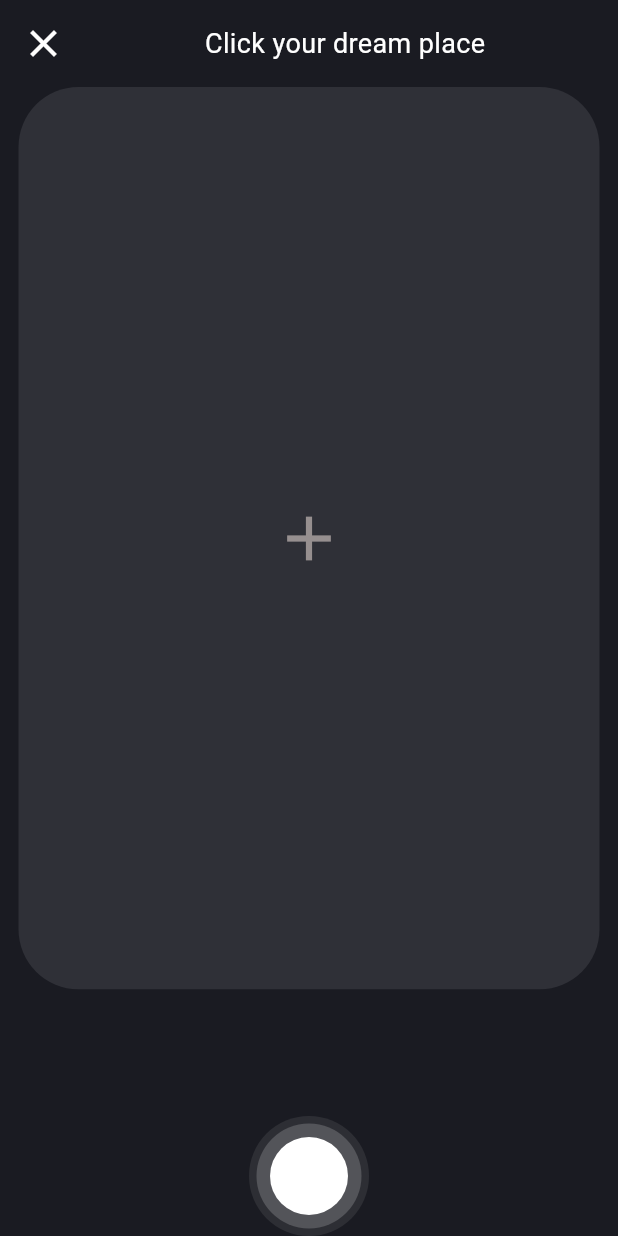
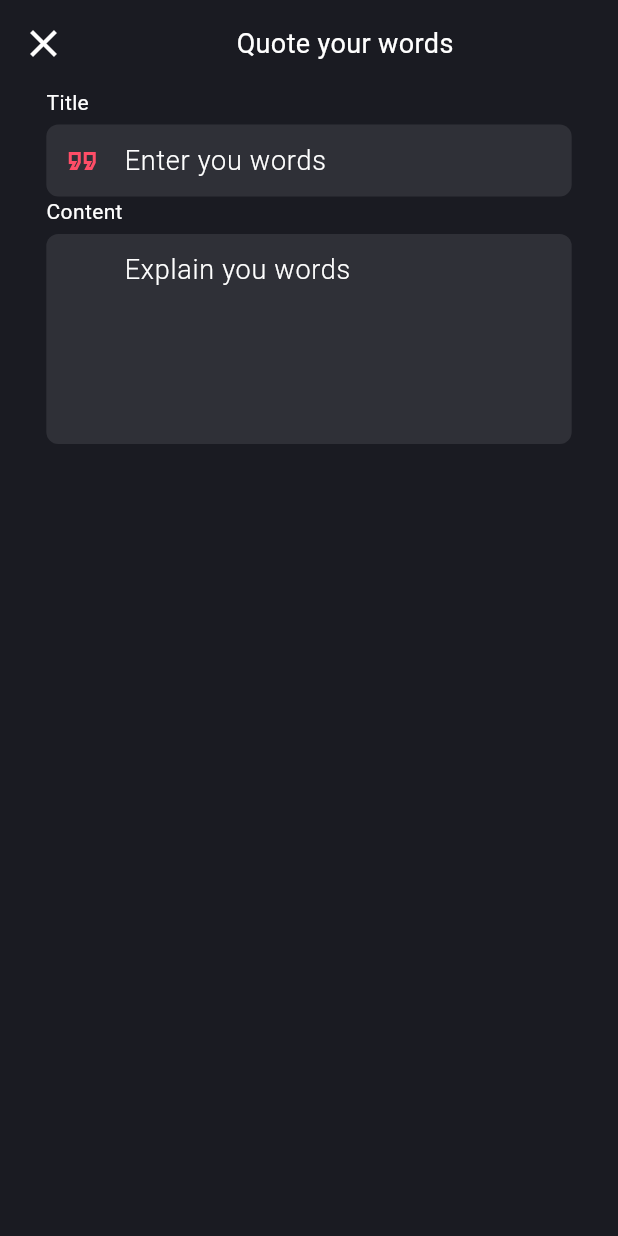
Before and after one commit to muhammed-shadil/social-media-app, a Flutter app: the NewPosts screen opened directly, after a tap on the "close" icon, on a phone screen of 412 x 824 dp. Run offline on Flutter 3.47's test engine with Material 3 defaults, Android fonts, the phone set to English and light mode, and no system bars; our stand-ins replace another_flutter_splash_screen, bloc, flutter_bloc, image_picker, shared_preferences, shimmer; accounts and stored records are empty.

Commit message:
new post type blog

```diff
--- a/lib/view/screens/Home_Screen/home_page.dart
+++ b/lib/view/screens/Home_Screen/home_page.dart
@@ -5,7 +5,7 @@ import 'package:shared_preferences/shared_preferences.dart';
 import 'package:trek/controller/post/cubit/fetch_posts_cubit.dart';
 import 'package:trek/view/screens/Home_Screen/shimmer_home.dart';
 import 'package:trek/view/screens/Home_Screen/single_post.dart';
-import 'package:trek/view/screens/New_Post_screen/new_post.dart';
+import 'package:trek/view/screens/New_Post_screen/new_post_image.dart';
 import 'package:trek/view/screens/profile_screen/profile_screen.dart';
 import 'package:trek/view/screens/signin/Signin_Screen.dart';
 import 'package:trek/view/screens/friends/followers.dart';
--- /dev/null
+++ b/lib/view/screens/New_Post_screen/new_post_blog.dart
@@ -0,0 +1,57 @@
+import 'package:flutter/cupertino.dart';
+import 'package:flutter/material.dart';
+import 'package:trek/utils/constants.dart';
+import 'package:trek/utils/styles.dart';
+import 'package:trek/view/widgets/main_textfield.dart';
+
+class NewPostBlog extends StatelessWidget {
+  const NewPostBlog({super.key});
+
+  @override
+  Widget build(BuildContext context) {
+    return SafeArea(
+      child: Scaffold(
+        body: Column(
+          children: [
+            Padding(
+              padding: const EdgeInsets.all(5.0),
+              child: Row(
+                mainAxisAlignment: MainAxisAlignment.spaceBetween,
+                children: [
+                  IconButton(
+                    onPressed: () {
+                      Navigator.pop(context);
+                    },
+                    icon: const Icon(
+                      Icons.close_outlined,
+                      size: 30,
+                    ),
+                    color: constants.white,
+                  ),
+                  const Text(
+                    "Quote your words",
+                    style: styles.imagepickertitle,
+                  ),
+                  const SizedBox(),
+                ],
+              ),
+            ),
+            MainTextfield(
+                maxlines: 1,
+                preicon: Icons.format_quote_outlined,
+                hinttext: "Enter you words",
+                namefield: "Title",
+                keyboard: TextInputType.multiline,
+                validator: (_) {}),
+            MainTextfield(
+                maxlines: 5,
+                hinttext: "Explain you words",
+                namefield: "Content",
+                keyboard: TextInputType.multiline,
+                validator: (_) {})
+          ],
+        ),
+      ),
+    );
+  }
+}
--- a/lib/view/screens/New_Post_screen/new_post.dart
+++ b/lib/view/screens/New_Post_screen/new_post_image.dart
@@ -10,6 +10,7 @@ import 'package:trek/controller/post/image_picker/bloc/image_picker_bloc.dart';
 import 'package:trek/controller/post/newpost/bloc/newpost_bloc.dart';
 import 'package:trek/utils/constants.dart';
 import 'package:trek/utils/styles.dart';
+import 'package:trek/view/screens/New_Post_screen/new_post_blog.dart';
 
 class NewPostWrappper extends StatelessWidget {
   const NewPostWrappper({super.key});
@@ -91,7 +92,10 @@ class _NewPostsState extends State<NewPosts> {
                 mainAxisAlignment: MainAxisAlignment.spaceBetween,
                 children: [
                   IconButton(
-                    onPressed: () {},
+                    onPressed: () {
+                      Navigator.push(context,
+                          MaterialPageRoute(builder: (_) => const NewPostBlog()));
+                    },
                     icon: const Icon(
                       Icons.close_outlined,
                       size: 30,
@@ -102,7 +106,7 @@ class _NewPostsState extends State<NewPosts> {
                     "Click your dream place",
                     style: styles.imagepickertitle,
                   ),
-                  SizedBox(),
+                  const SizedBox(),
                 ],
               ),
             ),
--- a/lib/view/widgets/main_textfield.dart
+++ b/lib/view/widgets/main_textfield.dart
@@ -6,16 +6,19 @@ import 'package:trek/utils/styles.dart';
 class MainTextfield extends StatelessWidget {
   const MainTextfield(
       {super.key,
-      required this.preicon,
+      this.preicon,
       required this.hinttext,
       required this.namefield,
       required this.keyboard,
-      required this.validator, this.controller});
-  final IconData preicon;
+      required this.validator,
+      this.controller,
+      this.maxlines});
+  final IconData? preicon;
   final String hinttext;
   final String namefield;
   final TextInputType keyboard;
-final TextEditingController? controller;
+  final int? maxlines;
+  final TextEditingController? controller;
   final String? Function(dynamic value) validator;
   @override
   Widget build(BuildContext context) {
@@ -29,15 +32,18 @@ final TextEditingController? controller;
             child: Text(namefield),
           ),
           TextFormField(
+            maxLines: maxlines,
             textInputAction: TextInputAction.next,
             inputFormatters: [
               FilteringTextInputFormatter.deny(RegExp(r'\s')),
-            ],controller: controller,
+            ],
+            controller: controller,
             validator: validator,
             keyboardType: keyboard,
             autovalidateMode: AutovalidateMode.onUserInteraction,
             style: const TextStyle(color: constants.white),
-            decoration: InputDecoration(errorMaxLines: 3,
+            decoration: InputDecoration(
+              errorMaxLines: 3,
               contentPadding: const EdgeInsets.all(10),
               hintText: hinttext,
               hintStyle: styles.textfieldhintstyle,
```
